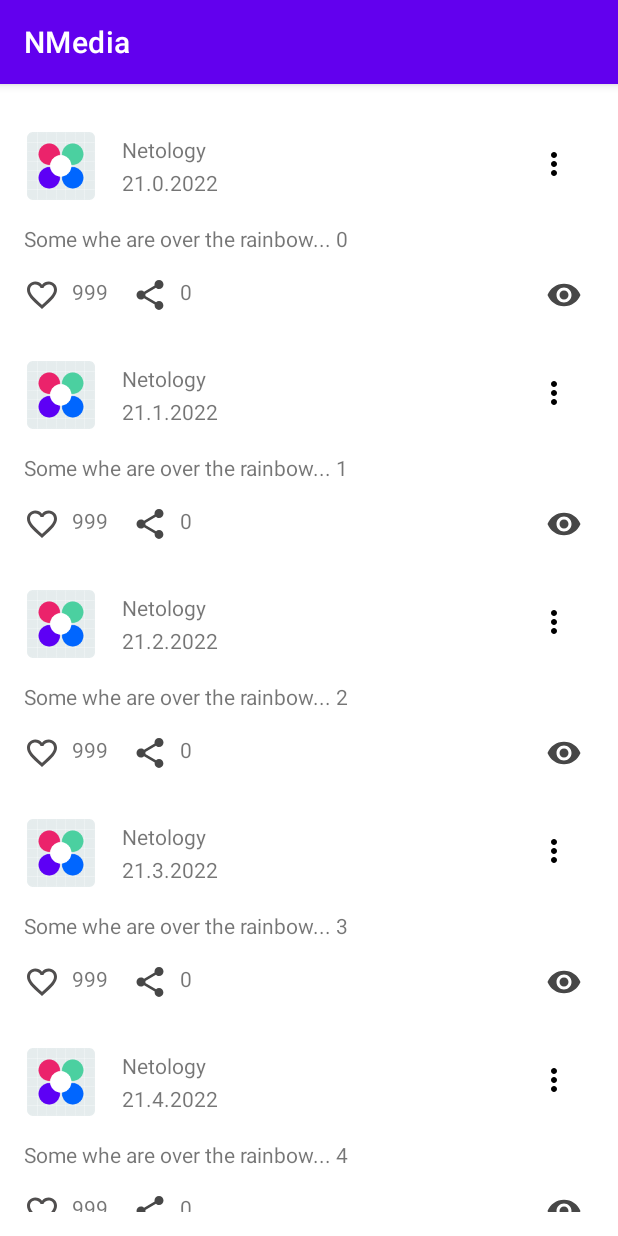
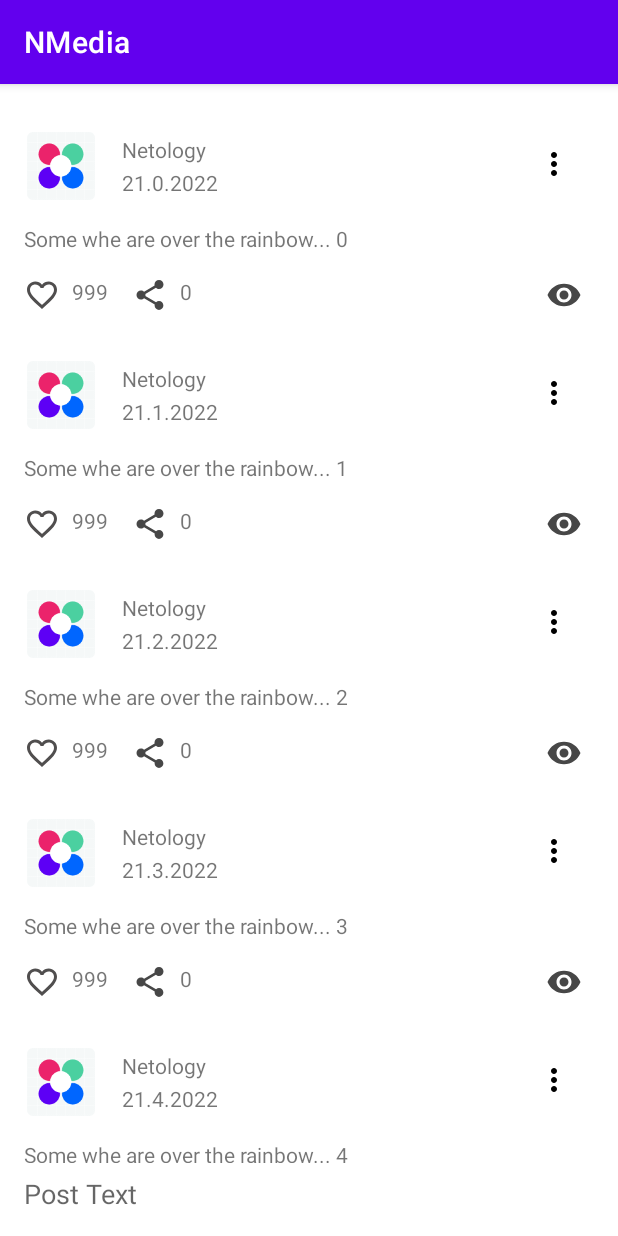
Before and after one commit to Sasertuga/-1.1.-Android-Studio-SDK-, an Android app: the screen it shows after launch (MainActivity), on a phone screen of 412 x 824 dp. Run offline under Robolectric (Android 15) with nearby library versions, the phone set to English and light mode, and no system bars.

Commit message:
add homework CRUD

```diff
--- a/app/src/main/AndroidManifest.xml
+++ b/app/src/main/AndroidManifest.xml
@@ -7,7 +7,7 @@
         android:allowBackup="true"
         android:dataExtractionRules="@xml/data_extraction_rules"
         android:fullBackupContent="@xml/backup_rules"
-        android:icon="@drawable/ic_launcher_background"
+        android:icon="@drawable/ic_launcher_foreground"
         android:label="@string/app_name"
         android:roundIcon="@mipmap/ic_launcher_round"
         android:supportsRtl="true"
--- a/app/src/main/java/ru/netology/nmedia/MainActivity.kt
+++ b/app/src/main/java/ru/netology/nmedia/MainActivity.kt
@@ -1,8 +1,10 @@
 package ru.netology.nmedia
 
 import android.os.Bundle
+import android.view.View
 import androidx.activity.viewModels
 import androidx.appcompat.app.AppCompatActivity
+import androidx.core.widget.doAfterTextChanged
 import ru.netology.nmedia.databinding.ActivityMainBinding
 import ru.netology.nmedia.impl.PostsAdapter
 
@@ -17,12 +19,37 @@ class MainActivity : AppCompatActivity() {
         val binding = ActivityMainBinding.inflate(layoutInflater)
         setContentView(binding.root)
 
-        val adapter = PostsAdapter(viewModel::onLikeClicked, viewModel::onShareClicked)
+        val adapter = PostsAdapter(viewModel)
         binding.postsRecycleView.adapter = adapter
+        binding.group.visibility = View.GONE
+
         viewModel.data.observe(this) { post ->
             adapter.submitList(post)
         }
+
+        binding.cancelButton.setOnClickListener {
+            binding.group.visibility = View.GONE
+            binding.addTextContent.clearFocus()
+            binding.addTextContent.hideKeyboard()
+            binding.addTextContent.setText("")
+            viewModel.currentPost.value = null
+        }
+
+        binding.addTextContent.doAfterTextChanged {
+            if (binding.addTextContent.text.isNotBlank())
+                binding.group.visibility = View.VISIBLE
+        }
+
+        binding.saveButton.setOnClickListener {
+            val content = binding.addTextContent.text.toString()
+            viewModel.onSaveButtonClicked(content)
+            binding.addTextContent.clearFocus()
+            binding.addTextContent.hideKeyboard()
+            binding.group.visibility = View.GONE
+        }
+
+        viewModel.currentPost.observe(this) { currentPost ->
+            binding.addTextContent.setText(currentPost?.content)
+        }
     }
-
-
 }
--- a/app/src/main/java/ru/netology/nmedia/Post.kt
+++ b/app/src/main/java/ru/netology/nmedia/Post.kt
@@ -5,7 +5,7 @@ data class Post(
     val author: String,
     val content: String,
     val published: String,
-    var likes: Int,
+    var likes: Int = 0,
     var likedByMe: Boolean = false,
     var countShare: Int = 0,
 )
--- a/app/src/main/java/ru/netology/nmedia/PostRepository.kt
+++ b/app/src/main/java/ru/netology/nmedia/PostRepository.kt
@@ -8,4 +8,10 @@ interface PostRepository {
 
     fun like(postId: Long)
     fun share(postId: Long)
+    fun delete(postId: Long)
+    fun save(post: Post)
+
+    companion object {
+        const val NEW_POST_ID = 0L
+    }
 }
--- a/app/src/main/java/ru/netology/nmedia/impl/InMemoryPostRepository.kt
+++ b/app/src/main/java/ru/netology/nmedia/impl/InMemoryPostRepository.kt
@@ -7,11 +7,13 @@ import ru.netology.nmedia.PostRepository
 
 class InMemoryPostRepository : PostRepository {
 
+    private var nextId = GENERATED_POST_AMOUNT.toLong()
+
     private val posts
         get() = checkNotNull(data.value) { "Data value should not be null" }
 
     override val data = MutableLiveData(
-        List(10) { index ->
+        List(GENERATED_POST_AMOUNT) { index ->
             Post(
                 id = index + 1L,
                 author = "Netology",
@@ -39,9 +41,25 @@ class InMemoryPostRepository : PostRepository {
         }
     }
 
-//    override fun share() {
-//        val currentPost = checkNotNull(data.value)
-//        val clickShare = currentPost.copy(countShare = currentPost.countShare + 100)
-//        data.value = clickShare
-//    }
+    override fun delete(postId: Long) {
+        data.value = posts.filter { it.id != postId }
+    }
+
+    override fun save(post: Post) {
+        if (post.id == PostRepository.NEW_POST_ID) insert(post) else update(post)
+    }
+
+    private fun insert(post: Post) {
+        data.value = listOf(post.copy(id = ++nextId)) + posts
+    }
+
+    private fun update(post: Post) {
+        data.value = posts.map {
+            if (it.id == post.id) post else it
+        }
+    }
+
+    private companion object {
+        const val GENERATED_POST_AMOUNT = 10
+    }
 }
--- /dev/null
+++ b/app/src/main/java/ru/netology/nmedia/impl/PostInteractionListener.kt
@@ -0,0 +1,11 @@
+package ru.netology.nmedia.impl
+
+import ru.netology.nmedia.Post
+
+interface PostInteractionListener {
+
+    fun onLikeClicked(post: Post)
+    fun onShareClicked(post: Post)
+    fun onRemoveClicked(post: Post)
+    fun onEditClicked(post: Post)
+}
--- a/app/src/main/java/ru/netology/nmedia/impl/PostsAdapter.kt
+++ b/app/src/main/java/ru/netology/nmedia/impl/PostsAdapter.kt
@@ -2,6 +2,7 @@ package ru.netology.nmedia.impl
 
 import android.view.LayoutInflater
 import android.view.ViewGroup
+import android.widget.PopupMenu
 import androidx.annotation.DrawableRes
 import androidx.recyclerview.widget.DiffUtil
 import androidx.recyclerview.widget.ListAdapter
@@ -14,42 +15,77 @@ import kotlin.math.pow
 
 
 internal class PostsAdapter(
-    private val onLikeClicked: (Post) -> Unit,
-    private val onShareClicked: (Post) -> Unit
+   private val interactionListener: PostInteractionListener
 ) : ListAdapter<Post, PostsAdapter.ViewHolder>(DiffCallback) {
+
 
 
     override fun onCreateViewHolder(parent: ViewGroup, viewType: Int): ViewHolder {
         val inflater = LayoutInflater.from(parent.context)
         val binding = PostBinding.inflate(inflater, parent, false)
-        return ViewHolder(binding)
+        return ViewHolder(binding, interactionListener)
     }
 
     override fun onBindViewHolder(holder: ViewHolder, position: Int) {
         holder.bind(getItem(position))
     }
 
-    inner class ViewHolder(
-        private val binding: PostBinding
+
+
+     class ViewHolder(
+        private val binding: PostBinding,
+        listener: PostInteractionListener
     ) : RecyclerView.ViewHolder(binding.root) {
 
-        fun bind(post: Post) = with(binding) {
+        private lateinit var post: Post
+
+        private val popupMenu by lazy {
+            PopupMenu(itemView.context, binding.options).apply {
+                inflate(R.menu.options_post)
+                setOnMenuItemClickListener { menuItem ->
+                    when (menuItem.itemId) {
+                        R.id.remove -> {
+                            listener.onRemoveClicked(post)
+                            true
+                        }
+                        R.id.edit -> {
+                            listener.onEditClicked(post)
+                            true
+                        }
+                        else -> false
+                    }
+                }
+            }
+        }
+
+         init {
+             binding.likes.setOnClickListener {
+                 listener.onLikeClicked(post)
+             }
+
+             binding.share.setOnClickListener {
+                 listener.onShareClicked(post)
+             }
+         }
+
+        fun bind(post: Post) {
+            this.post = post
+
+            with(binding) {
                 textPost.text = post.content
                 authorText.text = post.published
                 authorName.text = post.author
                 countLikes.text = numberCalculation(post.likes)
                 countShare.text = numberCalculation(post.countShare)
                 likes.setImageResource(getLikeIconResId(post.likedByMe))
-            likes.setOnClickListener { onLikeClicked(post) }
-            share.setOnClickListener { onShareClicked(post) }
+                options.setOnClickListener { popupMenu.show() }
+            }
         }
 
 
         @DrawableRes
         private fun getLikeIconResId(liked: Boolean) =
             if (liked) R.drawable.ic_is_like else R.drawable.ic_baseline_favorite_border_24
-    }
-
 
          private fun numberCalculation(number: Int): String {
              if (number < 1000) return "" + number
@@ -58,6 +94,7 @@ internal class PostsAdapter(
                  "%.1f %c", number / 1000.0.pow(exp.toDouble()),
                  "kMISTYPE"[exp - 1]
              )
+         }
     }
 
     private object DiffCallback : DiffUtil.ItemCallback<Post>() {
--- /dev/null
+++ b/app/src/main/res/drawable/ic_add_check_24.xml
@@ -0,0 +1,5 @@
+<vector android:height="24dp" android:tint="#2486BC"
+    android:viewportHeight="24" android:viewportWidth="24"
+    android:width="24dp" xmlns:android="http://schemas.android.com/apk/res/android">
+    <path android:fillColor="@color/black" android:pathData="M20,2L8,2c-1.1,0 -2,0.9 -2,2v12c0,1.1 0.9,2 2,2h12c1.1,0 2,-0.9 2,-2L22,4c0,-1.1 -0.9,-2 -2,-2zM12.47,14L9,10.5l1.4,-1.41 2.07,2.08L17.6,6 19,7.41 12.47,14zM4,6L2,6v14c0,1.1 0.9,2 2,2h14v-2L4,20L4,6z"/>
+</vector>
--- /dev/null
+++ b/app/src/main/res/drawable/ic_cancel_24.xml
@@ -0,0 +1,5 @@
+<vector android:height="24dp" android:tint="#DC0E0E"
+    android:viewportHeight="24" android:viewportWidth="24"
+    android:width="24dp" xmlns:android="http://schemas.android.com/apk/res/android">
+    <path android:fillColor="@android:color/white" android:pathData="M12,2C6.47,2 2,6.47 2,12s4.47,10 10,10 10,-4.47 10,-10S17.53,2 12,2zM17,15.59L15.59,17 12,13.41 8.41,17 7,15.59 10.59,12 7,8.41 8.41,7 12,10.59 15.59,7 17,8.41 13.41,12 17,15.59z"/>
+</vector>
--- a/app/src/main/res/drawable/ic_icon_option_24dp.xml
+++ b/app/src/main/res/drawable/ic_icon_option_24dp.xml
@@ -1,5 +1,5 @@
 <vector android:height="24dp" android:tint="#000000"
     android:viewportHeight="24" android:viewportWidth="24"
     android:width="24dp" xmlns:android="http://schemas.android.com/apk/res/android">
-    <path android:fillColor="@android:color/white" android:pathData="M12,8c1.1,0 2,-0.9 2,-2s-0.9,-2 -2,-2 -2,0.9 -2,2 0.9,2 2,2zM12,10c-1.1,0 -2,0.9 -2,2s0.9,2 2,2 2,-0.9 2,-2 -0.9,-2 -2,-2zM12,16c-1.1,0 -2,0.9 -2,2s0.9,2 2,2 2,-0.9 2,-2 -0.9,-2 -2,-2z"/>
+    <path android:fillColor="#F4EFEF" android:pathData="M12,8c1.1,0 2,-0.9 2,-2s-0.9,-2 -2,-2 -2,0.9 -2,2 0.9,2 2,2zM12,10c-1.1,0 -2,0.9 -2,2s0.9,2 2,2 2,-0.9 2,-2 -0.9,-2 -2,-2zM12,16c-1.1,0 -2,0.9 -2,2s0.9,2 2,2 2,-0.9 2,-2 -0.9,-2 -2,-2z"/>
 </vector>
--- a/app/src/main/res/drawable/ic_launcher_background.xml
+++ b/app/src/main/res/drawable/ic_launcher_background.xml
@@ -5,7 +5,7 @@
     android:viewportHeight="108"
     android:viewportWidth="108"
     xmlns:android="http://schemas.android.com/apk/res/android">
-    <path android:fillColor="#E5ECED"
+    <path android:fillColor="#F5F8F8"
           android:pathData="M0,0h108v108h-108z"/>
     <path android:fillColor="#00000000" android:pathData="M9,0L9,108"
           android:strokeColor="#33FFFFFF" android:strokeWidth="0.8"/>
--- a/app/src/main/res/layout/activity_main.xml
+++ b/app/src/main/res/layout/activity_main.xml
@@ -1,19 +1,83 @@
 <?xml version="1.0" encoding="utf-8"?>
-<FrameLayout xmlns:android="http://schemas.android.com/apk/res/android"
+<androidx.constraintlayout.widget.ConstraintLayout xmlns:android="http://schemas.android.com/apk/res/android"
     xmlns:app="http://schemas.android.com/apk/res-auto"
     xmlns:tools="http://schemas.android.com/tools"
     android:layout_width="match_parent"
     android:layout_height="match_parent"
-    android:orientation="vertical"
     android:padding="16dp"
     app:layoutManager="androidx.recyclerview.widget.LinearLayoutManager"
     tools:listitem="@layout/post">
 
+
     <androidx.recyclerview.widget.RecyclerView
         android:id="@+id/postsRecycleView"
         android:layout_width="match_parent"
-        android:layout_height="match_parent"
+        android:layout_height="0dp"
         app:layoutManager="androidx.recyclerview.widget.LinearLayoutManager"
+        app:layout_constraintBottom_toTopOf="@id/barrier2"
+        app:layout_constraintTop_toTopOf="parent"
+        app:layout_constraintVertical_bias="0.0"
+        tools:layout_editor_absoluteX="-8dp"
         tools:listitem="@layout/post" />
 
-</FrameLayout>
+    <androidx.constraintlayout.widget.Barrier
+    android:id="@+id/barrier2"
+    android:layout_width="wrap_content"
+    android:layout_height="wrap_content"
+    app:barrierDirection="top"
+    app:constraint_referenced_ids="saveButton, addTextContent, cancelButton" />
+
+
+    <EditText
+        android:id="@+id/addTextContent"
+        android:layout_width="0dp"
+        android:layout_height="wrap_content"
+        android:background="@android:color/transparent"
+        android:hint="@string/post_text"
+        android:importantForAutofill="no"
+        android:inputType="textMultiLine"
+        app:layout_constraintBottom_toBottomOf="parent"
+        app:layout_constraintStart_toStartOf="parent"
+        app:layout_constraintTop_toTopOf="@id/barrier2"
+        app:layout_constraintEnd_toStartOf="@id/saveButton"
+        android:layout_marginTop="8dp" />
+
+    <ImageButton
+        android:id="@+id/saveButton"
+        android:layout_width="wrap_content"
+        android:layout_height="wrap_content"
+        app:layout_constraintBottom_toBottomOf="parent"
+        app:layout_constraintEnd_toEndOf="parent"
+        app:layout_constraintStart_toEndOf="@id/addTextContent"
+        android:src="@drawable/ic_add_check_24"
+        android:background="@android:color/transparent"
+        />
+
+    <ImageButton
+        android:id="@+id/cancelButton"
+        android:layout_width="wrap_content"
+        android:layout_height="wrap_content"
+        app:layout_constraintBottom_toTopOf="@id/saveButton"
+        app:layout_constraintEnd_toEndOf="parent"
+        android:layout_marginBottom="4dp"
+        android:src="@drawable/ic_cancel_24"
+        android:background="@android:color/transparent"
+        />
+
+    <androidx.constraintlayout.widget.Group
+        android:id="@+id/group"
+        android:layout_width="wrap_content"
+        android:layout_height="wrap_content"
+        android:visibility="visible"
+        app:constraint_referenced_ids="saveButton, cancelButton"
+        />
+
+
+
+
+
+
+
+
+
+</androidx.constraintlayout.widget.ConstraintLayout>
--- a/app/src/main/res/layout/post.xml
+++ b/app/src/main/res/layout/post.xml
@@ -50,6 +50,7 @@
         android:background="@android:color/transparent"
         android:minWidth="48dp"
         android:minHeight="48dp"
+        android:backgroundTint="@color/white"
         android:src="@drawable/ic_icon_option_24dp"
         app:layout_constraintEnd_toEndOf="parent"
         app:layout_constraintTop_toTopOf="parent"/>
@@ -72,7 +73,7 @@
         app:layout_constraintStart_toStartOf="parent"
         app:layout_constraintTop_toBottomOf="@id/barrier"
         tools:text="@tools:sample/lorem/random"
-        app:layout_constrainedHeight="true"/>
+        app:layout_constrainedHeight="false"/>
 
 
     <androidx.appcompat.widget.AppCompatImageButton
@@ -103,6 +104,7 @@
         android:layout_height="wrap_content"
         android:layout_marginStart="16dp"
         android:layout_marginTop="16dp"
+        android:backgroundTint="@color/cardview_dark_background"
         android:background="@android:color/transparent"
         android:src="@drawable/ic_baseline_share_24"
         app:layout_constraintStart_toEndOf="@id/count_likes"
@@ -134,6 +136,7 @@
         android:layout_marginTop="16dp"
         android:layout_marginEnd="8dp"
         android:background="@android:color/transparent"
+        android:backgroundTint="@color/white"
         android:minWidth="24dp"
         android:minHeight="24dp"
         android:src="@drawable/ic_baseline_visibility_24"
--- /dev/null
+++ b/app/src/main/res/menu/options_post.xml
@@ -0,0 +1,10 @@
+<?xml version="1.0" encoding="utf-8"?>
+<menu xmlns:android="http://schemas.android.com/apk/res/android">
+    <item
+        android:id="@+id/remove"
+        android:title="@string/remove" />
+
+    <item
+        android:id="@+id/edit"
+        android:title="@string/menu_edit" />
+</menu>
--- /dev/null
+++ b/app/src/main/res/values/dimens.xml
@@ -0,0 +1,3 @@
+<?xml version="1.0" encoding="utf-8"?>
+<resources>
+</resources>
--- a/app/src/main/res/values/strings.xml
+++ b/app/src/main/res/values/strings.xml
@@ -2,4 +2,7 @@
     <string name="app_name">NMedia</string>
     <string name="name">NMedia!</string>
     <string name="avatar_discription">Author avatar</string>
+    <string name="remove">Remove</string>
+    <string name="post_text">Post Text</string>
+    <string name="menu_edit">Edit</string>
 </resources>
```
Also changed, not shown: app/src/main/java/ru/netology/nmedia/PostViewModel.kt (+25 -3 lines), app/src/main/java/ru/netology/nmedia/View.kt (added, +11 -0 lines), 1 other file. Lines whose indentation alone changed are shown as unchanged.
